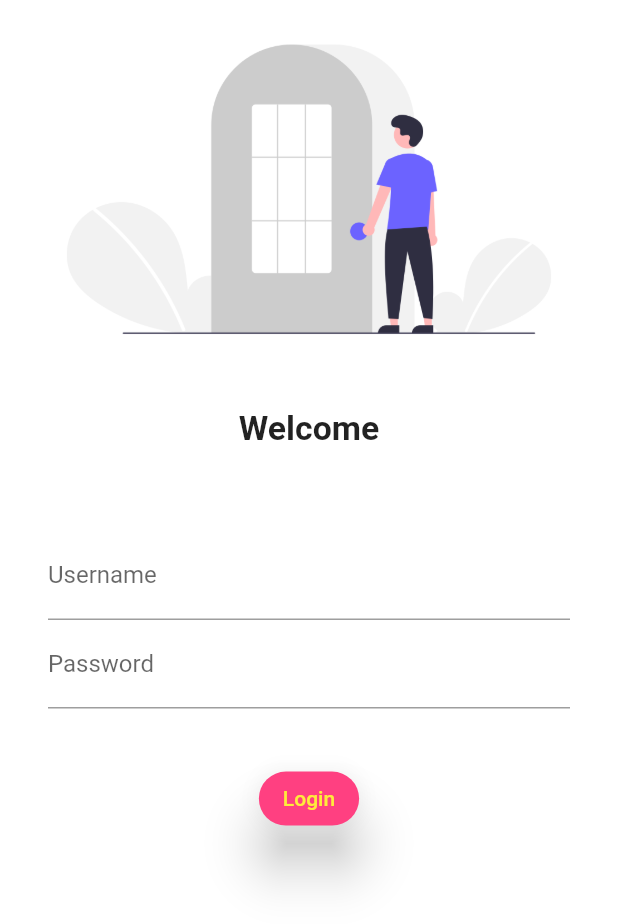
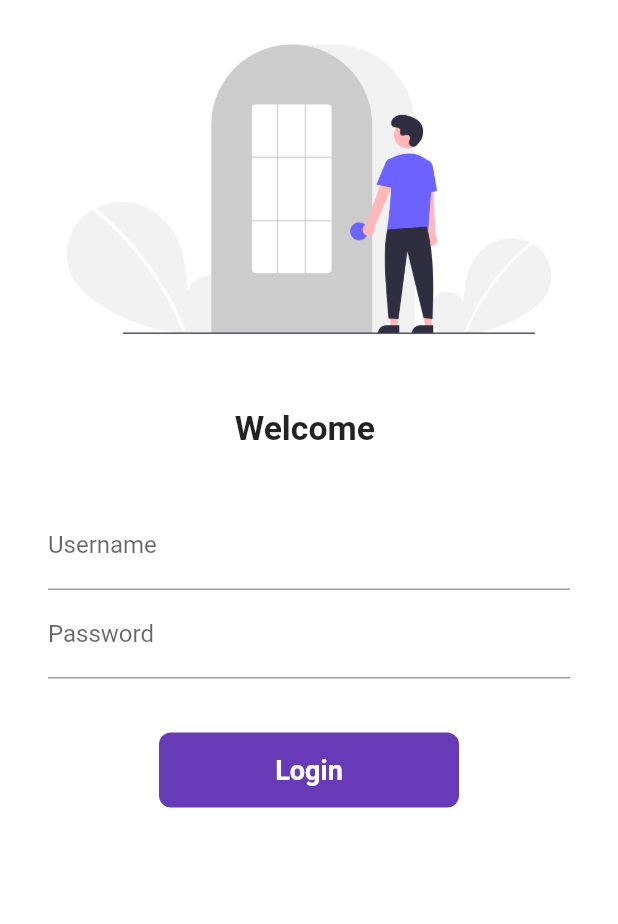
Before and after one commit to tadiarvind/flutterlearning, a Flutter app: the screen it shows after launch, on a phone screen of 412 x 824 dp. Shown: the top 924 px of the screen. Run offline on Flutter 3.47's test engine with Material 2 defaults, Android fonts, the phone set to English and light mode, and no system bars.

Commit message:
day6 completed

```diff
--- a/lib/main.dart
+++ b/lib/main.dart
@@ -1,6 +1,7 @@
 import 'package:flutter/material.dart';
 import 'package:flutter_catalog/pages/home_page.dart';
 import 'package:flutter_catalog/pages/login_page.dart';
+import 'package:flutter_catalog/utils/routes.dart';
 //import 'package:google_fonts/google_fonts.dart';
 
 void main() {
@@ -13,6 +14,7 @@ class MyApp extends StatelessWidget {
   @override
   Widget build(BuildContext context) {
     return MaterialApp(
+      debugShowCheckedModeBanner: false,
       themeMode: ThemeMode.light,
       darkTheme: ThemeData(
         brightness: Brightness.dark,
@@ -24,8 +26,8 @@ class MyApp extends StatelessWidget {
       initialRoute: "/",
       routes: {
         "/": (context) => LoginPage(),
-        "/home": (context) => HomePage(),
-        "/login": (context) => LoginPage(),
+        MyRoutes.homeRoute: (context) => HomePage(),
+        MyRoutes.loginRoute: (context) => LoginPage(),
       },
     );
   }
--- a/lib/pages/login_page.dart
+++ b/lib/pages/login_page.dart
@@ -1,12 +1,21 @@
 import "package:flutter/material.dart";
+import 'package:flutter_catalog/utils/routes.dart';
 
-class LoginPage extends StatelessWidget {
+class LoginPage extends StatefulWidget {
   const LoginPage({Key? key}) : super(key: key);
 
+  @override
+  _LoginPageState createState() => _LoginPageState();
+}
+
+class _LoginPageState extends State<LoginPage> {
+  String name = "";
+  bool changeButton = false;
   @override
   Widget build(BuildContext context) {
     return Material(
         color: Colors.white,
+        child: SingleChildScrollView(
           child: Column(
             children: [
               Image.asset(
@@ -17,18 +26,18 @@ class LoginPage extends StatelessWidget {
                 height: 20.0,
               ),
               Text(
-              "Welcome",
+                "Welcome $name",
                 style: TextStyle(
                   fontSize: 22.5,
                   fontWeight: FontWeight.bold,
                 ),
               ),
               SizedBox(
-              height: 40.0,
+                height: 20.0,
               ),
               Padding(
-              padding:
-                  const EdgeInsets.symmetric(vertical: 16.0, horizontal: 32.0),
+                padding: const EdgeInsets.symmetric(
+                    vertical: 16.0, horizontal: 32.0),
                 child: Column(
                   children: [
                     TextFormField(
@@ -36,6 +45,10 @@ class LoginPage extends StatelessWidget {
                         hintText: "Enter Username",
                         labelText: "Username",
                       ),
+                      onChanged: (value) {
+                        name = value;
+                        setState(() {});
+                      },
                     ),
                     TextFormField(
                       obscureText: true,
@@ -50,21 +63,59 @@ class LoginPage extends StatelessWidget {
               SizedBox(
                 height: 20.0,
               ),
-            ElevatedButton(
-              onPressed: () {
-                print("Hi arvind");
+
+              InkWell(
+                onTap: () {
+                  setState(() {
+                    changeButton = true;
+                  });
+                  //await Future.delayed(Duration(seconds: 1));
+                  Navigator.pushNamed(context, MyRoutes.homeRoute);
                 },
-              style: ElevatedButton.styleFrom(
-                primary: Colors.pinkAccent, //change background color of button
-                onPrimary: Colors.yellow, //change text color of button
-                shape: RoundedRectangleBorder(
-                  borderRadius: BorderRadius.circular(25),
+                child: AnimatedContainer(
+                  duration: Duration(seconds: 1),
+                  width: changeButton ? 50 : 200,
+                  height: 50,
+                  alignment: Alignment.center,
+                  child: changeButton
+                      ? Icon(
+                          Icons.done,
+                          color: Colors.white,
+                        )
+                      : Text(
+                          "Login",
+                          style: TextStyle(
+                            color: Colors.white,
+                            fontWeight: FontWeight.bold,
+                            fontSize: 18,
                           ),
-                elevation: 15.0,
                         ),
-              child: Text("Login"),
-            )
+                  decoration: BoxDecoration(
+                    color: Colors.deepPurple,
+                    // shape: changeButton ? BoxShape.circle : BoxShape.rectangle
+
+                    borderRadius: BorderRadius.circular(changeButton ? 22 : 8),
+                  ),
+                ),
+              ),
+              // ElevatedButton(
+              //   onPressed: () {
+              //     Navigator.pushNamed(context, MyRoutes.homeRoute);
+              //   },
+              //   style: ElevatedButton.styleFrom(
+              //     minimumSize: Size(150, 40),
+              //     primary:
+              //         Colors.pinkAccent, //change background color of button
+              //     onPrimary: Colors.yellow, //change text color of button
+              //     shape: RoundedRectangleBorder(
+              //       borderRadius: BorderRadius.circular(60),
+              //     ),
+              //     elevation: 15.0,
+              //   ),
+              //   child: Text("Login"),
+              // )
             ],
+          ),
         ));
   }
 }
--- /dev/null
+++ b/lib/utils/routes.dart
@@ -0,0 +1,4 @@
+class MyRoutes {
+  static String loginRoute = "/login";
+  static String homeRoute = "/home";
+}
```
Lines whose indentation alone changed are shown as unchanged.
